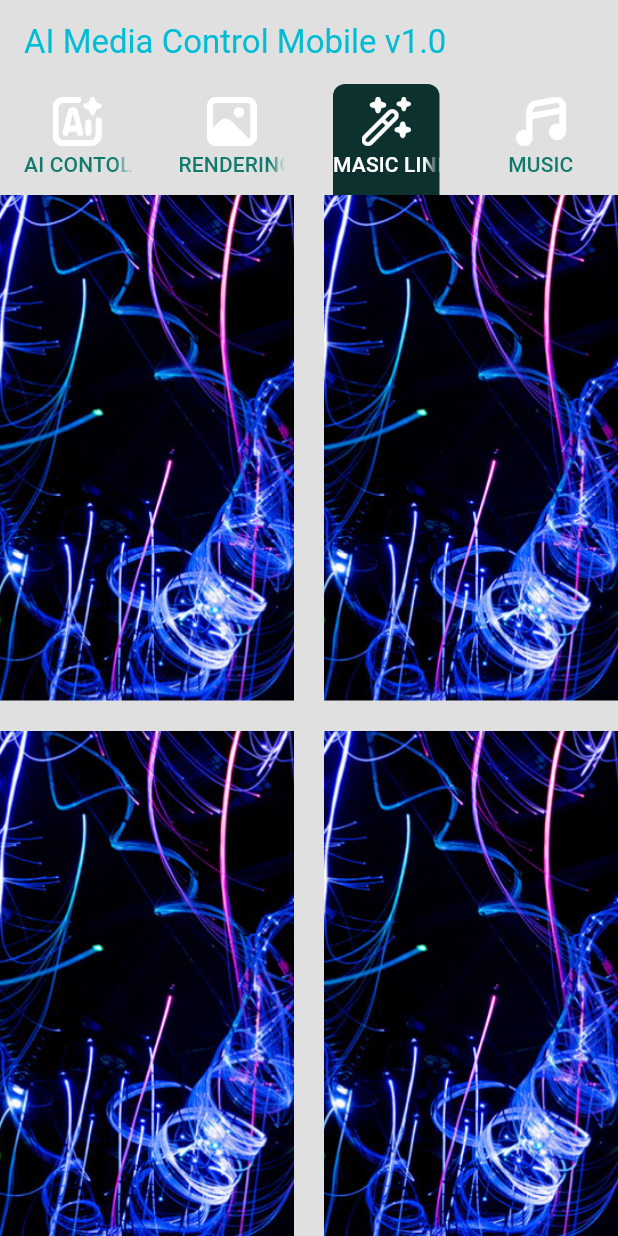
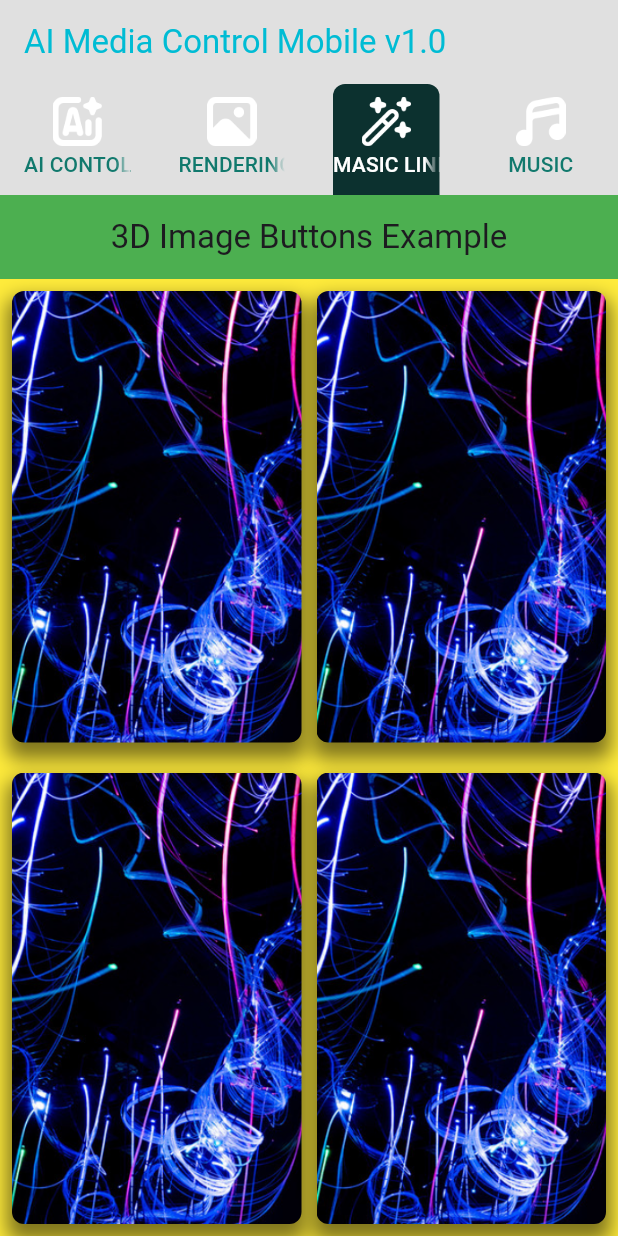
Before and after one commit to xenonluv/mediacontrollergalltap0826, a Flutter app: the screen it shows after launch, tab 3 chosen, on a phone screen of 412 x 824 dp. Run offline on Flutter 3.47's test engine with Material 3 defaults, Android fonts, the phone set to English and light mode, and no system bars; our stand-ins replace transparent_image; network calls fail.

Commit message:
버튼수정

```diff
--- a/lib/pages/magicline.dart
+++ b/lib/pages/magicline.dart
@@ -1,6 +1,7 @@
+import 'dart:convert';
+import 'dart:io';
+
 import 'package:flutter/material.dart';
-
-
 class Magicline extends StatefulWidget {
   const Magicline({Key? key}) : super(key: key);
 
@@ -9,112 +10,150 @@ class Magicline extends StatefulWidget {
 }
 
 class _MagiclineState extends State<Magicline> {
+
+  void sendMessageToUnity(String message) async {
+    // String serverIp = '192.168.68.52'; // Unity 서버 IP 주소
+    String serverIp = '10.0.2.2';
+    int serverPort = 12345; // Unity 서버 포트
+
+    try {
+      Socket socket = await Socket.connect(serverIp, serverPort);
+      print('Connected to Unity at $serverIp:$serverPort');
+
+      // 송신
+      socket.write(message);
+      print('Sent: $message');
+
+      // 수신
+      socket.listen((List<int> event) {
+        String receivedMessage = utf8.decode(event);
+        print('Received: $receivedMessage');
+        socket.destroy(); // 연결 종료
+      });
+    } catch (e) {
+      print('Error: $e');
+    }
+  }
+
   @override
   Widget build(BuildContext context) {
-    return Column(
-      children: [
+    return MaterialApp(
+      title: '3D Image Buttons Example',
+      home: Scaffold(
+        appBar: AppBar(
+          title: Text('3D Image Buttons Example'),
+          centerTitle: true,
+          backgroundColor: Colors.green,
+        ),
+        backgroundColor: Colors.yellow,
+        body: Padding(
+          padding: const EdgeInsets.all(8.0),
+          child: Column(
+            mainAxisAlignment: MainAxisAlignment.center,
+            crossAxisAlignment: CrossAxisAlignment.stretch,
+            children: <Widget>[
+              // First row of buttons
               Expanded(
                 child: Row(
-            mainAxisAlignment: MainAxisAlignment.center,
-            children: [
-              Expanded(
-                child: Container(
-                  height: double.infinity,
-                  child: TextButton(
-                    onPressed: () {},
-                    style: TextButton.styleFrom(
-                      padding: EdgeInsets.zero,
-                    ),
-                    child: ClipRRect(
-                      borderRadius: BorderRadius.circular(10.0),
-                      child: Ink.image(
-                        image: AssetImage('assets/images/button1.png'),
-                        fit: BoxFit.cover,
-                        child: InkWell(
-                          onTap: () {},
+                  children: <Widget>[
+                    ExpandedButton(imagePath: 'assets/images/button1.png', onPressed: () => sendMessageToUnity('play one')),
+                    SizedBox(width: 10,),
+                    ExpandedButton(imagePath: 'assets/images/button2.png', onPressed: () => sendMessageToUnity('play two')),
+                  ],
                 ),
               ),
-                    ),
-                  ),
-                ),
-              ),
-              SizedBox(width: 20),
+              // Second row of buttons
+              SizedBox(height: 20, width: 20,),
               Expanded(
-                child: Container(
-                  height: double.infinity,
-                  child: TextButton(
-                    onPressed: () {},
-                    style: TextButton.styleFrom(
-                      padding: EdgeInsets.zero,
-                    ),
-                    child: ClipRRect(
-                      borderRadius: BorderRadius.circular(10.0),
-                      child: Ink.image(
-                        image: AssetImage('assets/images/button1.png'),
-                        fit: BoxFit.cover,
-                        child: InkWell(
-                          onTap: () {},
-                        ),
-                      ),
-                    ),
-                  ),
+                child: Row(
+                  children: <Widget>[
+                    ExpandedButton(imagePath: 'assets/images/button3.png', onPressed: () => sendMessageToUnity('play three')),
+                    SizedBox(width: 10,),
+                    ExpandedButton(imagePath: 'assets/images/button4.png', onPressed: () => sendMessageToUnity('play four')),
+                  ],
                 ),
               ),
             ],
           ),
         ),
-        SizedBox(height: 20),
-        Expanded(
-          child: Row(
-            mainAxisAlignment: MainAxisAlignment.center,
-            children: [
-              Expanded(
+      ),
+    );
+  }
+}
+
+class ExpandedButton extends StatefulWidget {
+  final String imagePath;
+  final VoidCallback onPressed;
+
+  const ExpandedButton({
+    Key? key,
+    required this.imagePath,
+    required this.onPressed,
+  }) : super(key: key);
+
+  @override
+  _ExpandedButtonState createState() => _ExpandedButtonState();
+}
+
+class _ExpandedButtonState extends State<ExpandedButton> {
+  bool _isPressed = false;
+
+  void _onTapDown(TapDownDetails details) {
+    setState(() {
+      _isPressed = true;
+    });
+  }
+
+  void _onTapUp(TapUpDetails details) {
+    setState(() {
+      _isPressed = false;
+    });
+  }
+
+  void _onTapCancel() {
+    setState(() {
+      _isPressed = false;
+    });
+  }
+
+  @override
+  Widget build(BuildContext context) {
+    return Expanded(
+      child: GestureDetector(
+        onTapDown: _onTapDown,
+        onTapUp: _onTapUp,
+        onTapCancel: _onTapCancel,
+        onTap: widget.onPressed,
+        child: Transform.translate(
+          offset: _isPressed ? Offset(0, 4) : Offset(0, 0),
           child: Container(
-                  height: double.infinity,
-                  child: TextButton(
-                    onPressed: () {},
-                    style: TextButton.styleFrom(
-                      padding: EdgeInsets.zero,
+            decoration: BoxDecoration(
+              borderRadius: BorderRadius.circular(8.0),
+              image: DecorationImage(
+                image: AssetImage(widget.imagePath),
+                fit: BoxFit.cover,
               ),
-                    child: ClipRRect(
-                      borderRadius: BorderRadius.circular(50.0),
-                      child: Ink.image(
-                        image: AssetImage('assets/images/button1.png'),
-                        fit: BoxFit.cover,
-                        child: InkWell(
-                          onTap: () {},
+              boxShadow: _isPressed
+                  ? [
+                BoxShadow(
+                  color: Colors.black.withOpacity(0.5),
+                  spreadRadius: 1,
+                  blurRadius: 5,
+                  offset: Offset(0, 4), // changes position of shadow
+                ),
+              ]
+                  : [
+                BoxShadow(
+                  color: Colors.black.withOpacity(0.5),
+                  spreadRadius: 3,
+                  blurRadius: 10,
+                  offset: Offset(0, 8), // changes position of shadow
+                ),
+              ],
             ),
           ),
         ),
       ),
-                ),
-              ),
-              SizedBox(width: 20),
-              Expanded(
-                child: Container(
-                  height: double.infinity,
-                  child: TextButton(
-                    onPressed: () {},
-                    style: TextButton.styleFrom(
-                      padding: EdgeInsets.zero,
-                    ),
-                    child: ClipRRect(
-                      borderRadius: BorderRadius.circular(10.0),
-                      child: Ink.image(
-                        image: AssetImage('assets/images/button1.png'),
-                        fit: BoxFit.cover,
-                        child: InkWell(
-                          onTap: () {},
-                        ),
-                      ),
-                    ),
-                  ),
-                ),
-              ),
-            ],
-          ),
-        ),
-      ],
     );
   }
 }
```
Also changed, not shown: lib/pages/aiprompt.dart (+62 -2 lines). Lines whose indentation alone changed are shown as unchanged.
